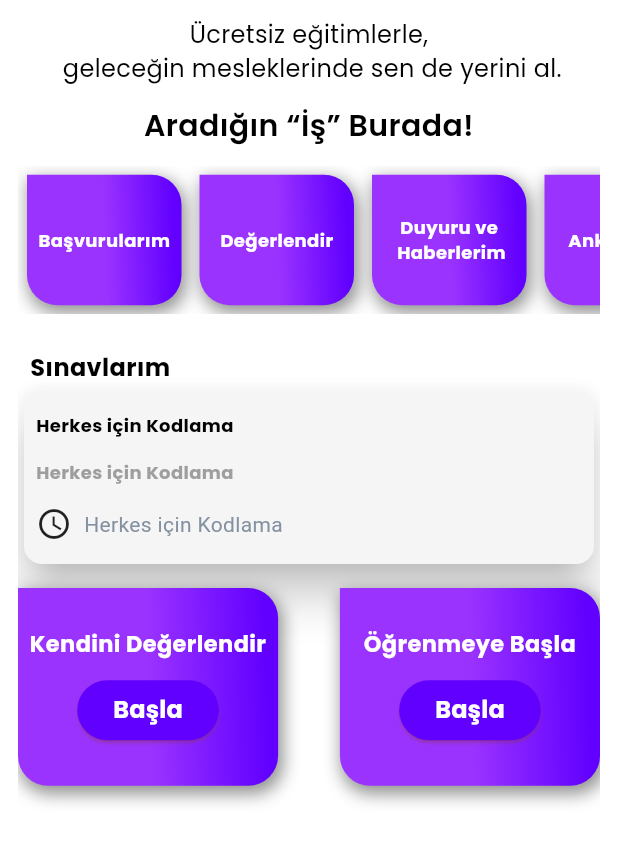
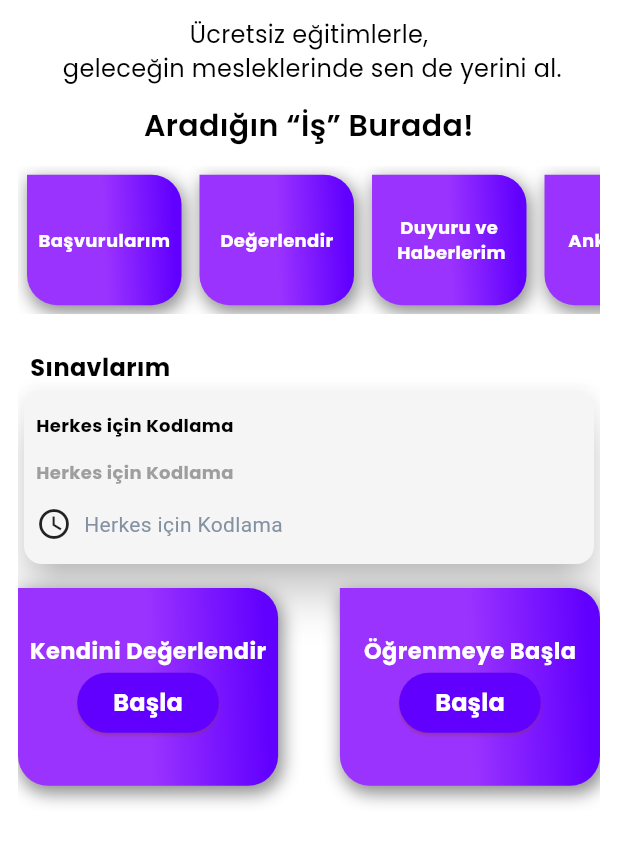
Before and after one commit to dumansl/tobeto_mobile_app, a Flutter app: the HomeScreen screen opened directly, scrolled down 230 dp, on a phone screen of 412 x 824 dp, the part 307-1172 px from its top. Run offline on Flutter 3.47's test engine with Material 3 defaults, Android fonts, the phone set to English and light mode, and no system bars; our stand-ins replace bloc, cloud_firestore, equatable, firebase_auth, firebase_core, flutter_bloc and 5 more; missing offline and left inert: date_format_field; accounts and stored records are empty; generated files the repository leaves out were written again.

Commit message:
boxlong/replace

```diff
--- a/lib/screens/home_screen/widgets/boxlong.dart
+++ b/lib/screens/home_screen/widgets/boxlong.dart
@@ -22,7 +22,7 @@ class Boxlong extends StatelessWidget {
     final screenSize = MediaQuery.of(context).size;
 
     return Container(
-      width: screenSize.width * 0.16, // Sayfa genişliğinin %40'ı
+      width: screenSize.width * 0.17, // Sayfa genişliğinin %40'ı
       height: screenSize.height * 0.16, // Sayfa yüksekliğinin %20'si
       decoration: BoxDecoration(
         boxShadow: [
@@ -49,12 +49,20 @@ class Boxlong extends StatelessWidget {
         child: Column(
           mainAxisAlignment: MainAxisAlignment.center,
           children: [
+            Row(
+              mainAxisAlignment: MainAxisAlignment.center,
+              children: [
                 Text(
                   text,
                   style: TobetoTextStyle.poppins.captionWhiteBold15,
                   textAlign: TextAlign.center,
                 ),
-            const SizedBox(height: 10), // Metin ve düğme arasına boşluk ekle
+              ],
+            ),
+            // Metin ve düğme arasına boşluk ekle
+            Row(
+              mainAxisAlignment: MainAxisAlignment.center,
+              children: [
                 ElevatedButton(
                   style: ElevatedButton.styleFrom(
                       backgroundColor: TobetoColor.card.darkBlue,
@@ -67,6 +75,8 @@ class Boxlong extends StatelessWidget {
                 ),
               ],
             ),
+          ],
+        ),
       ),
     );
   }
```
Lines whose indentation alone changed are shown as unchanged.
